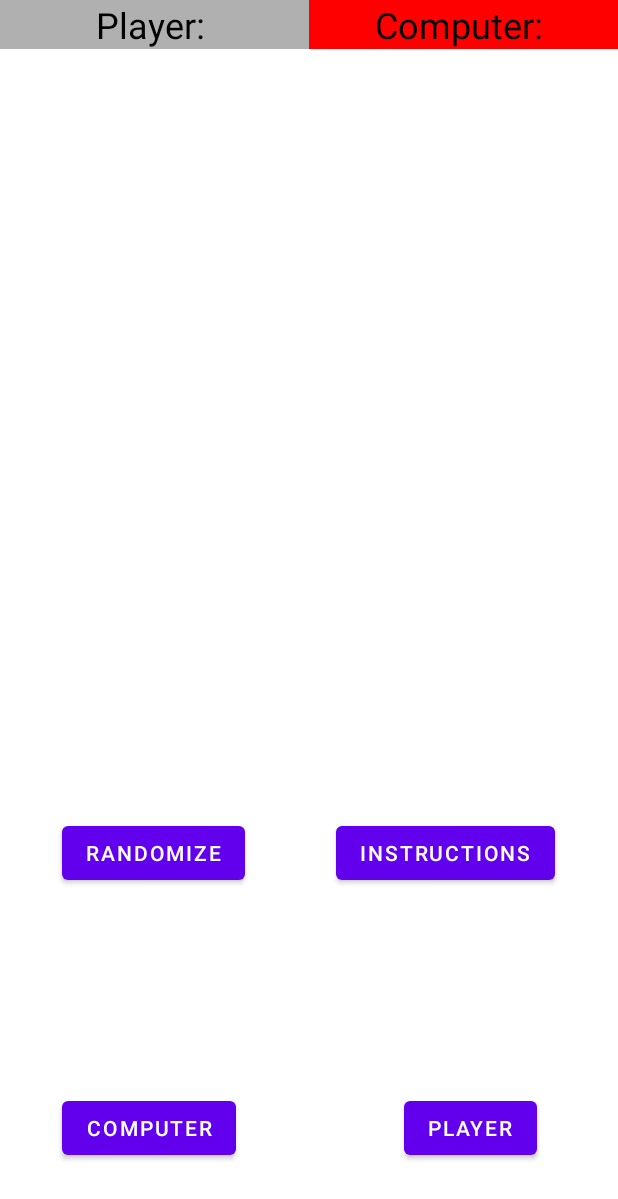
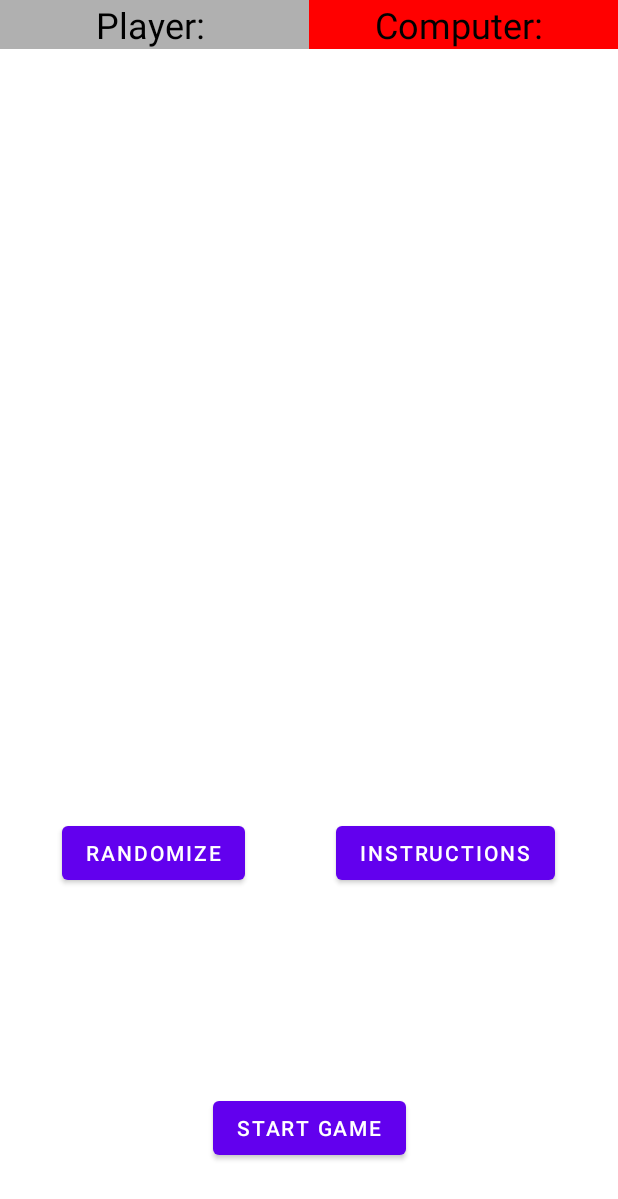
Before and after one commit to kristapspicelevics/BattleShip_MPI_2, an Android app: the layout activity_main.xml on its own in the app's theme, with its tools: preview values and no code run, on a phone screen of 412 x 824 dp. Shown: the top 1199 px of the screen. Run offline under Robolectric (Android 15) with nearby library versions, the phone set to English and light mode, and no system bars.

```diff
--- a/app/src/main/res/layout/activity_main.xml
+++ b/app/src/main/res/layout/activity_main.xml
@@ -21,7 +21,7 @@
         app:layout_constraintVertical_bias="0.114" />
 
     <Button
-        android:id="@+id/button"
+        android:id="@+id/buttonRandom"
         android:layout_width="wrap_content"
         android:layout_height="wrap_content"
         android:text="Randomize"
@@ -33,28 +33,17 @@
         app:layout_constraintVertical_bias="0.702" />
 
     <Button
-        android:id="@+id/buttonPlayer"
+        android:id="@+id/buttonStart"
         android:layout_width="wrap_content"
         android:layout_height="wrap_content"
-        android:text="Player"
+        android:text="Start game"
         app:layout_constraintBottom_toBottomOf="parent"
         app:layout_constraintEnd_toEndOf="parent"
-        app:layout_constraintHorizontal_bias="0.834"
+        app:layout_constraintHorizontal_bias="0.5"
         app:layout_constraintStart_toStartOf="parent"
         app:layout_constraintTop_toTopOf="parent"
         app:layout_constraintVertical_bias="0.938" />
 
-    <Button
-        android:id="@+id/buttonCPU"
-        android:layout_width="wrap_content"
-        android:layout_height="wrap_content"
-        android:text="Computer"
-        app:layout_constraintBottom_toBottomOf="parent"
-        app:layout_constraintEnd_toEndOf="parent"
-        app:layout_constraintHorizontal_bias="0.139"
-        app:layout_constraintStart_toStartOf="parent"
-        app:layout_constraintTop_toTopOf="parent"
-        app:layout_constraintVertical_bias="0.938" />
     <Button
         android:id="@+id/buttonAlert"
         android:layout_width="wrap_content"
```
Also changed, not shown: app/src/main/java/lv/kristaps/battleship/AI.java (+47 -8 lines), app/src/main/java/lv/kristaps/battleship/MainActivity.java (+68 -31 lines).
